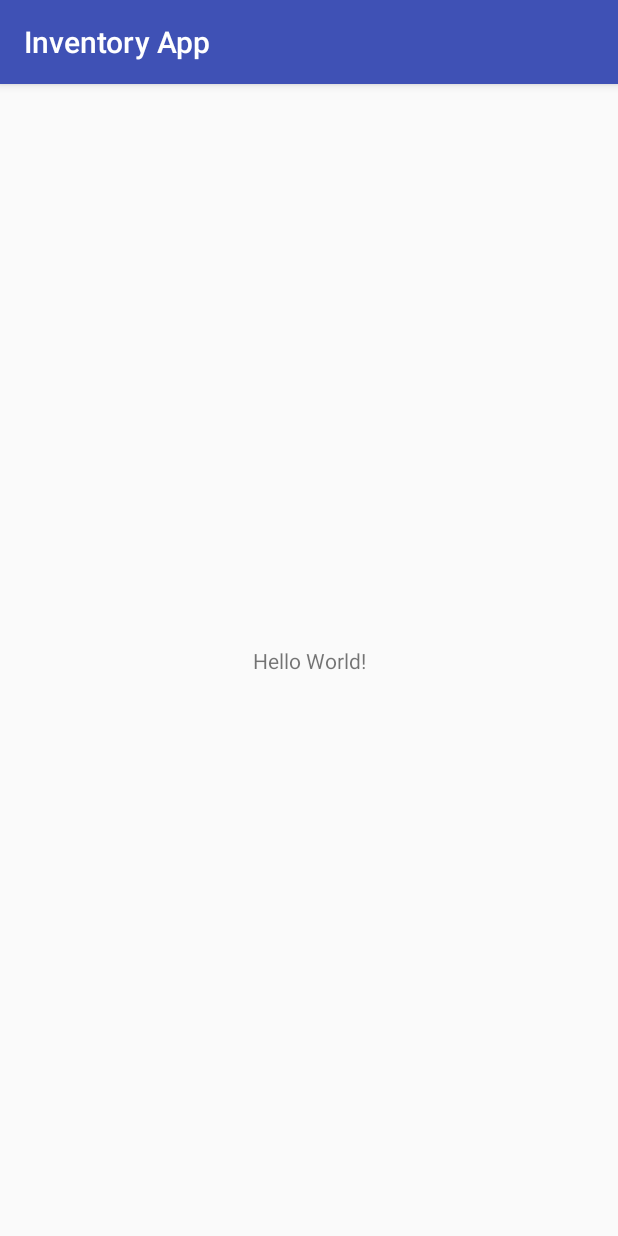
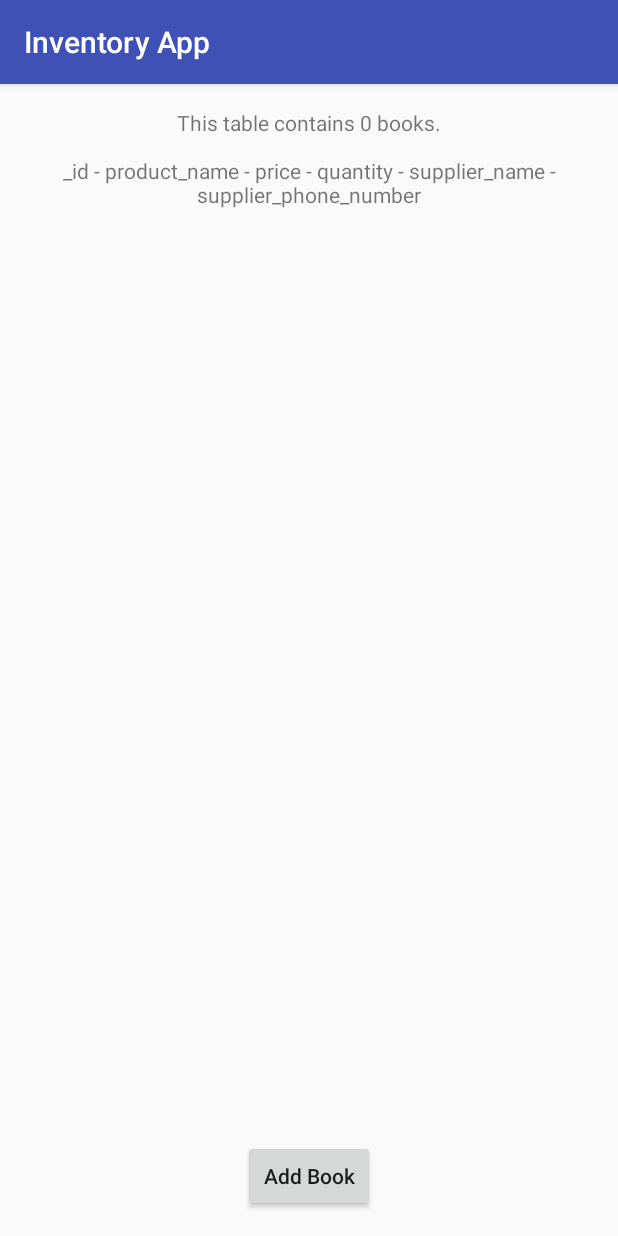
Before and after one commit to GuieMigi/InventoryApp, an Android app: the screen it shows after launch (MainActivity), on a phone screen of 412 x 824 dp. Run offline under Robolectric (Android 15) with nearby library versions, the phone set to English and light mode, and no system bars.

Commit message:
Added MainActivity code

```diff
--- a/app/src/main/java/com/example/android/inventoryapp/MainActivity.java
+++ b/app/src/main/java/com/example/android/inventoryapp/MainActivity.java
@@ -1,13 +1,118 @@
 package com.example.android.inventoryapp;
 
+import android.content.ContentValues;
+import android.database.Cursor;
+import android.database.sqlite.SQLiteDatabase;
 import android.support.v7.app.AppCompatActivity;
 import android.os.Bundle;
+import android.view.View;
+import android.widget.TextView;
+
+import com.example.android.inventoryapp.data.BookContract;
+import com.example.android.inventoryapp.data.BookContract.BookEntry;
+import com.example.android.inventoryapp.data.BookDbHelper;
 
 public class MainActivity extends AppCompatActivity {
+
+    BookDbHelper dbHelper;
 
     @Override
     protected void onCreate(Bundle savedInstanceState) {
         super.onCreate(savedInstanceState);
         setContentView(R.layout.activity_main);
+
+        dbHelper = new BookDbHelper(this);
+    }
+
+    @Override
+    protected void onStart() {
+        super.onStart();
+        displayText();
+    }
+
+    // Insert hard coded data into the books table.
+    public void insertBook(View view) {
+        // Get the database in write mode.
+        SQLiteDatabase database = dbHelper.getWritableDatabase();
+        // Create a ContentValues object where column names are the keys and the book's attributes are the values.
+        ContentValues values = new ContentValues();
+        values.put(BookEntry.COLUMN_PRODUCT_NAME, "Sundiver");
+        values.put(BookEntry.COLUMN_PRICE, "50");
+        values.put(BookEntry.COLUMN_QUANTITY, 1);
+        values.put(BookEntry.COLUMN_SUPPLIER_NAME, "Nemira");
+        values.put(BookEntry.COLUMN_SUPPLIER_PHONE_NUMBER, "+40 721 747 464");
+        database.insert(BookEntry.TABLE_NAME, null, values);
+
+        displayText();
+    }
+
+    // A temporary method that displays the content of the SQL table inside a TextView.
+    private void displayText() {
+        Cursor cursor = queryBooks();
+
+        try {
+            TextView displayTextTextView = findViewById(R.id.text_view);
+            displayTextTextView.setText("This table contains " + cursor.getCount() + " books.\n\n");
+            displayTextTextView.append(BookEntry._ID + " - " +
+                    BookEntry.COLUMN_PRODUCT_NAME + " - " +
+                    BookEntry.COLUMN_PRICE + " - " +
+                    BookEntry.COLUMN_QUANTITY + " - " +
+                    BookEntry.COLUMN_SUPPLIER_NAME + " - " +
+                    BookEntry.COLUMN_SUPPLIER_PHONE_NUMBER + "\n");
+
+            // Get the index for each column
+            int IdColumnIndex = cursor.getColumnIndex(BookEntry._ID);
+            int productNameIndex = cursor.getColumnIndex(BookEntry.COLUMN_PRODUCT_NAME);
+            int priceIndex = cursor.getColumnIndex(BookEntry.COLUMN_PRICE);
+            int quantityIndex = cursor.getColumnIndex(BookEntry.COLUMN_QUANTITY);
+            int supplierNameIndex = cursor.getColumnIndex(BookEntry.COLUMN_SUPPLIER_NAME);
+            int supplierPhoneNumberIndex = cursor.getColumnIndex(BookEntry.COLUMN_SUPPLIER_PHONE_NUMBER);
+
+            // Go through all the returned rows in the cursor
+            while (cursor.moveToNext()) {
+                // Use the index to extract the String or Int value at the current row the cursor is on.
+                int currentId = cursor.getInt(IdColumnIndex);
+                String currentProductName = cursor.getString(productNameIndex);
+                int currentPrice = cursor.getInt(priceIndex);
+                int currentQuantity = cursor.getInt(quantityIndex);
+                String currentSupplierName = cursor.getString(supplierNameIndex);
+                String currentSupplierPhoneNumber = cursor.getString(supplierPhoneNumberIndex);
+
+                // Display the values from each column of the current row in the TextView
+                displayTextTextView.append("\n" + currentId + " - " +
+                        currentProductName + " - " +
+                        currentPrice + " - " +
+                        currentQuantity + " - " +
+                        currentSupplierName + " - " +
+                        currentSupplierPhoneNumber);
+            }
+        } finally {
+            // Close the cursor to releases all the resources.
+            cursor.close();
+        }
+    }
+
+    private Cursor queryBooks() {
+        // Get the database in read mode.
+        SQLiteDatabase database = dbHelper.getReadableDatabase();
+        String[] projection = {
+                BookEntry._ID,
+                BookEntry.COLUMN_PRODUCT_NAME,
+                BookEntry.COLUMN_PRICE,
+                BookEntry.COLUMN_QUANTITY,
+                BookEntry.COLUMN_SUPPLIER_NAME,
+                BookEntry.COLUMN_SUPPLIER_PHONE_NUMBER
+        };
+
+        Cursor cursor = database.query(
+                BookEntry.TABLE_NAME,
+                projection,
+                null,
+                null,
+                null,
+                null,
+                null);
+
+        return cursor;
     }
 }
--- a/app/src/main/res/layout/activity_main.xml
+++ b/app/src/main/res/layout/activity_main.xml
@@ -1,18 +1,36 @@
 <?xml version="1.0" encoding="utf-8"?>
-<android.support.constraint.ConstraintLayout xmlns:android="http://schemas.android.com/apk/res/android"
+<RelativeLayout xmlns:android="http://schemas.android.com/apk/res/android"
     xmlns:tools="http://schemas.android.com/tools"
     xmlns:app="http://schemas.android.com/apk/res-auto"
     android:layout_width="match_parent"
     android:layout_height="match_parent"
     tools:context=".MainActivity">
 
-    <TextView
+    <ScrollView
+        android:id="@+id/scroll_view"
+        android:layout_width="match_parent"
+        android:layout_height="match_parent"
+        android:layout_above="@id/button"
+        android:layout_marginTop="16dp">
+
+        <TextView
+            android:id="@+id/text_view"
+            android:layout_width="match_parent"
+            android:layout_height="wrap_content"
+            android:gravity="center"
+            android:text="" />
+
+    </ScrollView>
+
+    <Button
         android:layout_width="wrap_content"
         android:layout_height="wrap_content"
-        android:text="Hello World!"
-        app:layout_constraintBottom_toBottomOf="parent"
-        app:layout_constraintLeft_toLeftOf="parent"
-        app:layout_constraintRight_toRightOf="parent"
-        app:layout_constraintTop_toTopOf="parent" />
+        android:id="@+id/button"
+        android:layout_alignParentBottom="true"
+        android:layout_centerHorizontal="true"
+        android:layout_marginBottom="16dp"
+        android:onClick="insertBook"
+        android:text="Add Book"
+        android:textAllCaps="false" />
 
-</android.support.constraint.ConstraintLayout>
+</RelativeLayout>
```
